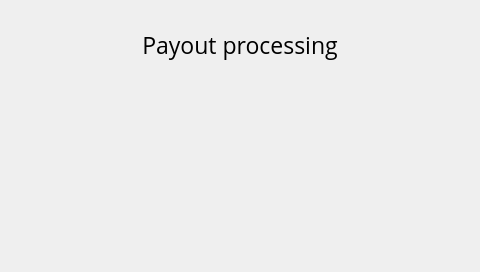
Old version of the form xbterminal/gui/ui.ui in the repository alexykot/xbterminal-firmware.
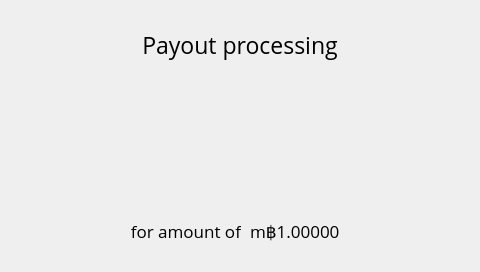
New version of the form. The open tabs and pages were chosen to show the change.

Commit message: Show btc amount on wload screen

```diff
--- a/xbterminal/gui/ui.ui
+++ b/xbterminal/gui/ui.ui
@@ -1889,6 +1889,52 @@
       <set>Qt::AlignCenter</set>
      </property>
     </widget>
+    <widget class="QLabel" name="wload_amount_val_lbl">
+     <property name="geometry">
+      <rect>
+       <x>250</x>
+       <y>220</y>
+       <width>231</width>
+       <height>21</height>
+      </rect>
+     </property>
+     <property name="font">
+      <font>
+       <pointsize>13</pointsize>
+      </font>
+     </property>
+     <property name="text">
+      <string>m฿1.00000</string>
+     </property>
+     <property name="alignment">
+      <set>Qt::AlignLeading|Qt::AlignLeft|Qt::AlignVCenter</set>
+     </property>
+    </widget>
+    <widget class="QLabel" name="wload_amount_lbl">
+     <property name="geometry">
+      <rect>
+       <x>0</x>
+       <y>220</y>
+       <width>241</width>
+       <height>21</height>
+      </rect>
+     </property>
+     <property name="font">
+      <font>
+       <pointsize>13</pointsize>
+      </font>
+     </property>
+     <property name="text">
+      <string>for amount of</string>
+     </property>
+     <property name="alignment">
+      <set>Qt::AlignRight|Qt::AlignTrailing|Qt::AlignVCenter</set>
+     </property>
+    </widget>
+    <zorder>wload_loader_lbl</zorder>
+    <zorder>wload_amount_val_lbl</zorder>
+    <zorder>wload_amount_lbl</zorder>
+    <zorder>wload_desc_lbl</zorder>
    </widget>
    <widget class="QWidget" name="withdraw_wait_scrn">
     <widget class="QLabel" name="wwait_fiat_amount_lbl">
```
Left out of the diff: 4 changed lines with no effect on the pictures. The commit also changes 4 other files.
